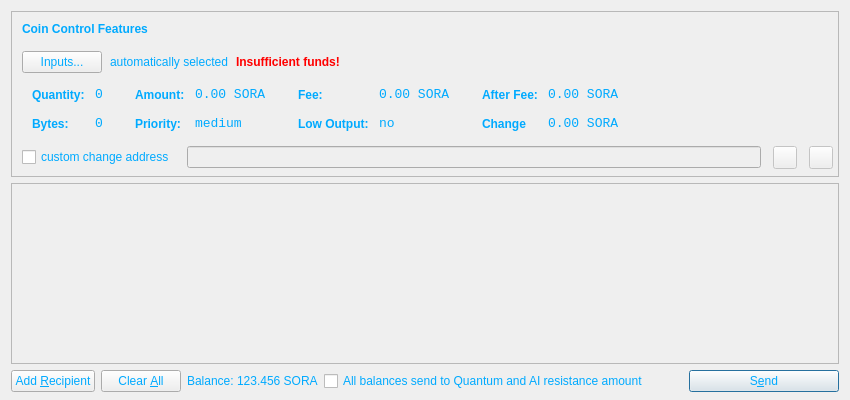
The window that src/qt/forms/sendcoinsdialog.ui (FromHDDtoSSD/SorachanCoin-qt) describes before a commit, drawn with Qt 5.
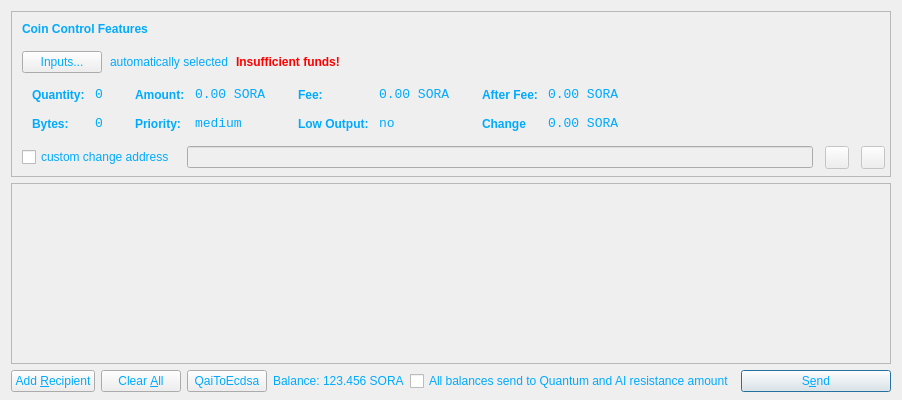
The same window after the commit. Icons and pictures are not drawn. Custom widgets are drawn as their Qt base class.

Commit message: Implemented a button to send the transaction fee (10 SORA) to the ECDSA side for SORA-QAI encryption.

```diff
--- a/src/qt/forms/sendcoinsdialog.ui
+++ b/src/qt/forms/sendcoinsdialog.ui
@@ -656,8 +656,8 @@
        <rect>
         <x>0</x>
         <y>0</y>
-        <width>830</width>
-        <height>174</height>
+        <width>836</width>
+        <height>201</height>
        </rect>
       </property>
       <layout class="QVBoxLayout" name="verticalLayout_2">
@@ -742,6 +742,13 @@
        </property>
       </widget>
      </item>
+     <item>
+      <widget class="QPushButton" name="qaitoecdsaPushButton">
+       <property name="text">
+        <string>QaiToEcdsa</string>
+       </property>
+      </widget>
+     </item>
      <item>
       <layout class="QHBoxLayout" name="horizontalLayout_2">
        <property name="spacing">
```
The commit also changes 6 other files.
